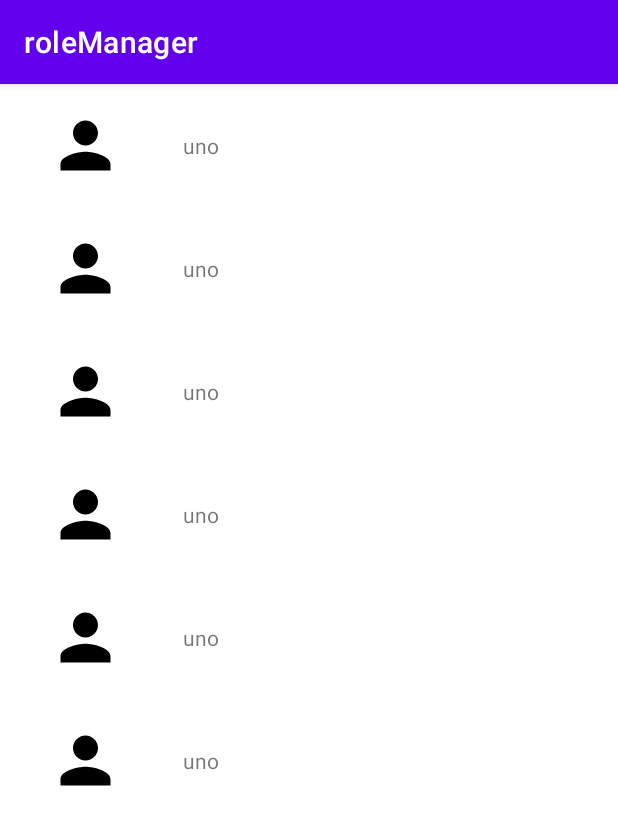
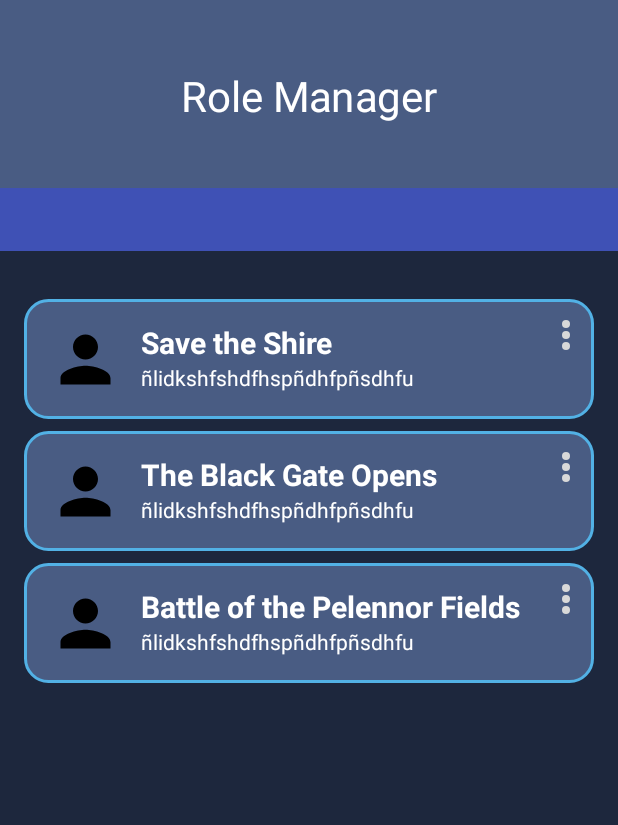
Before and after one commit to Screight/roleManager, an Android app: the screen it shows after launch (MainActivity before the commit, CampaignSelectionActivity after it), on a phone screen of 412 x 824 dp. Shown: the top 825 px of the screen. Run offline under Robolectric (Android 15) with nearby library versions, the phone set to English and light mode, and no system bars.

Commit message:
Clase Kotlin
Campaign list in campaign selection screen.

```diff
--- a/app/build.gradle
+++ b/app/build.gradle
@@ -43,4 +43,8 @@ dependencies {
     testImplementation 'junit:junit:4.13.2'
     androidTestImplementation 'androidx.test.ext:junit:1.1.3'
     androidTestImplementation 'androidx.test.espresso:espresso-core:3.4.0'
+
+    // Retrofit
+    implementation "com.squareup.retrofit2:retrofit:2.9.0" // base retrofit
+    implementation "com.squareup.retrofit2:converter-gson:2.9.0" // json + retrofit
 }
--- /dev/null
+++ b/app/src/main/java/com/example/rolemanager/campaigns/CampaignSelectionActivity.kt
@@ -0,0 +1,27 @@
+package com.example.rolemanager.campaigns
+
+import androidx.appcompat.app.AppCompatActivity
+import android.os.Bundle
+import com.example.rolemanager.databinding.ActivityCampaignsBinding
+
+class CampaignSelectionActivity : AppCompatActivity() {
+
+    private lateinit var binding: ActivityCampaignsBinding
+
+    private val lista = listOf(
+        "Save the Shire",
+        "The Black Gate Opens",
+        "Battle of the Pelennor Fields"
+    )
+
+    override fun onCreate(savedInstanceState: Bundle?) {
+        super.onCreate(savedInstanceState)
+
+        supportActionBar?.hide();
+
+        binding = ActivityCampaignsBinding.inflate(layoutInflater)
+        setContentView(binding.root)
+
+        binding.list.adapter = ListRecyclerViewAdapter(lista)
+    }
+}
--- a/app/src/main/java/com/example/rolemanager/list/ListRecyclerViewAdapter.kt
+++ b/app/src/main/java/com/example/rolemanager/campaigns/ListRecyclerViewAdapter.kt
@@ -1,21 +1,21 @@
-package com.example.rolemanager.list
+package com.example.rolemanager.campaigns
 
 import android.view.LayoutInflater
 import android.view.ViewGroup
 import androidx.recyclerview.widget.RecyclerView
-import com.example.rolemanager.databinding.ItemListBinding
+import com.example.rolemanager.databinding.ListCampaignsBinding
 
 class ListRecyclerViewAdapter(private val listItem: List<String>) : RecyclerView.Adapter<ListRecyclerViewAdapter.ListVH>() {
 
-    inner class ListVH(binding: ItemListBinding) :
+    inner class ListVH(binding: ListCampaignsBinding) :
         RecyclerView.ViewHolder(binding.root) {
-        val name = binding.userText
-        val image = binding.userImage
+        val name = binding.listCampaignTitle
+        val image = binding.listCampaignImage
     }
 
     override fun onCreateViewHolder(parent: ViewGroup, viewType: Int): ListVH {
         val layoutInflater = LayoutInflater.from(parent.context)
-        val binding = ItemListBinding.inflate(layoutInflater)
+        val binding = ListCampaignsBinding.inflate(layoutInflater, parent, false)
         return ListVH(binding)
     }
 
--- a/app/src/main/java/com/example/rolemanager/list/MainActivity.kt
+++ b/app/src/main/java/com/example/rolemanager/list/MainActivity.kt
@@ -2,6 +2,7 @@ package com.example.rolemanager.list
 
 import androidx.appcompat.app.AppCompatActivity
 import android.os.Bundle
+import com.example.rolemanager.campaigns.ListRecyclerViewAdapter
 import com.example.rolemanager.databinding.ActivityMainBinding
 
 class MainActivity : AppCompatActivity() {
--- /dev/null
+++ b/app/src/main/res/drawable/ic_option_points.xml
@@ -0,0 +1,24 @@
+<?xml version="1.0" encoding="UTF-8"?>
+<layer-list xmlns:android="http://schemas.android.com/apk/res/android">
+    <item android:top="0dp" android:left="0dp" android:right="0dp" android:bottom="15dp">
+        <shape android:shape="oval">
+            <solid android:color="#D9D9D9" />
+            <size
+                android:width="5dp"
+                android:height="5dp"/>
+        </shape>
+    </item>
+
+    <item android:top="7.5dp" android:left="0dp" android:right="0dp" android:bottom="7.5dp">
+        <shape android:shape="oval">
+            <solid android:color="#D9D9D9" />
+        </shape>
+    </item>
+
+    <item android:top="15dp" android:left="0dp" android:right="0dp" android:bottom="0dp">
+        <shape android:shape="oval">
+            <solid android:color="#D9D9D9" />
+        </shape>
+    </item>
+
+</layer-list>
--- a/app/src/main/res/layout/activity_campaigns.xml
+++ b/app/src/main/res/layout/activity_campaigns.xml
@@ -7,7 +7,7 @@
 
     <View
         android:id="@+id/header"
-        android:layout_width="394dp"
+        android:layout_width="0dp"
         android:layout_height="125dp"
         android:background="#495C83"
         app:layout_constraintEnd_toEndOf="parent"
@@ -35,8 +35,10 @@
         android:background="#1D273D"
         app:layout_constraintBottom_toBottomOf="parent"
         app:layout_constraintEnd_toEndOf="parent"
+        app:layout_constraintHorizontal_bias="0.0"
         app:layout_constraintStart_toStartOf="parent"
-        app:layout_constraintTop_toBottomOf="@+id/header" />
+        app:layout_constraintTop_toBottomOf="@+id/header"
+        app:layout_constraintVertical_bias="1.0" />
 
     <View
         android:id="@+id/navigationBar"
@@ -49,11 +51,16 @@
         app:layout_constraintTop_toBottomOf="@+id/header" />
 
     <androidx.recyclerview.widget.RecyclerView
+        android:id="@+id/list"
         android:layout_width="0dp"
         android:layout_height="0dp"
+        android:layout_marginTop="24dp"
+        app:layoutManager="androidx.recyclerview.widget.LinearLayoutManager"
         app:layout_constraintBottom_toBottomOf="parent"
-        app:layout_constraintEnd_toEndOf="@+id/content"
-        app:layout_constraintStart_toStartOf="@+id/content"
+        app:layout_constraintEnd_toEndOf="parent"
+        app:layout_constraintHorizontal_bias="0.0"
+        app:layout_constraintStart_toStartOf="parent"
         app:layout_constraintTop_toBottomOf="@+id/navigationBar"
-        app:layout_constraintVertical_bias="0.51" />
+        app:layout_constraintVertical_bias="1.0" />
+
 </androidx.constraintlayout.widget.ConstraintLayout>
--- a/app/src/main/res/layout/list_campaigns.xml
+++ b/app/src/main/res/layout/list_campaigns.xml
@@ -4,15 +4,15 @@
     xmlns:tools="http://schemas.android.com/tools"
     android:layout_width="match_parent"
     android:layout_height="wrap_content"
-    android:background="#00495C83"
     android:visibility="visible"
     tools:visibility="visible">
 
     <View
         android:id="@+id/view2"
         android:layout_width="0dp"
-        android:layout_height="83dp"
+        android:layout_height="80dp"
         android:layout_marginStart="16dp"
+        android:layout_marginTop="8dp"
         android:layout_marginEnd="16dp"
         android:foreground="@drawable/rounded_list_border"
         app:layout_constraintEnd_toEndOf="parent"
@@ -23,21 +23,25 @@
         android:id="@+id/list_campaign_title"
         android:layout_width="wrap_content"
         android:layout_height="wrap_content"
-        android:layout_marginStart="20dp"
-        android:text="Save the Shire"
+        android:layout_marginStart="12dp"
+        android:autoText="false"
+        android:rotationX="0"
+        android:text="Battle of the Pelennor Fields"
         android:textColor="#FFFFFF"
         android:textSize="20sp"
         android:textStyle="bold"
         app:layout_constraintBottom_toBottomOf="@+id/list_campaign_image"
+        app:layout_constraintEnd_toStartOf="@+id/options"
+        app:layout_constraintHorizontal_bias="0.0"
         app:layout_constraintStart_toEndOf="@+id/list_campaign_image"
         app:layout_constraintTop_toTopOf="@+id/list_campaign_image"
-        app:layout_constraintVertical_bias="0.258" />
+        app:layout_constraintVertical_bias="0.0" />
 
     <TextView
         android:id="@+id/list_campaign_players"
         android:layout_width="wrap_content"
         android:layout_height="wrap_content"
-        android:text="TextView"
+        android:text="ñlidkshfshdfhspñdhfpñsdhfu"
         android:textColor="#FFFFFF"
         app:layout_constraintBottom_toBottomOf="parent"
         app:layout_constraintStart_toStartOf="@+id/list_campaign_title"
@@ -50,10 +54,21 @@
         android:layout_height="50dp"
         android:layout_marginStart="16dp"
         android:layout_marginTop="8dp"
-        android:layout_marginBottom="8dp"
-        app:layout_constraintBottom_toBottomOf="parent"
+        app:layout_constraintBottom_toBottomOf="@+id/view2"
         app:layout_constraintStart_toStartOf="@+id/view2"
         app:layout_constraintTop_toTopOf="parent"
         app:srcCompat="@drawable/ic_baseline_person_24" />
 
+    <ImageButton
+        android:id="@+id/options"
+        android:layout_width="wrap_content"
+        android:layout_height="wrap_content"
+        android:layout_marginTop="-32dp"
+        android:layout_marginEnd="16dp"
+        android:background="@drawable/ic_option_points"
+        android:text="Button"
+        app:layout_constraintBottom_toBottomOf="@+id/view2"
+        app:layout_constraintEnd_toEndOf="@+id/view2"
+        app:layout_constraintTop_toTopOf="@+id/view2" />
+
 </androidx.constraintlayout.widget.ConstraintLayout>
```
Also changed, not shown: app/src/main/AndroidManifest.xml (+8 -1 lines), app/src/main/java/com/example/rolemanager/ApiQuotes.kt (added, +9 -0 lines), app/src/main/java/com/example/rolemanager/Quote.kt (added, +10 -0 lines), app/src/main/java/com/example/rolemanager/QuotesActivity.kt (added, +45 -0 lines), app/src/main/res/layout/activity_quotes.xml (added, +39 -0 lines).
